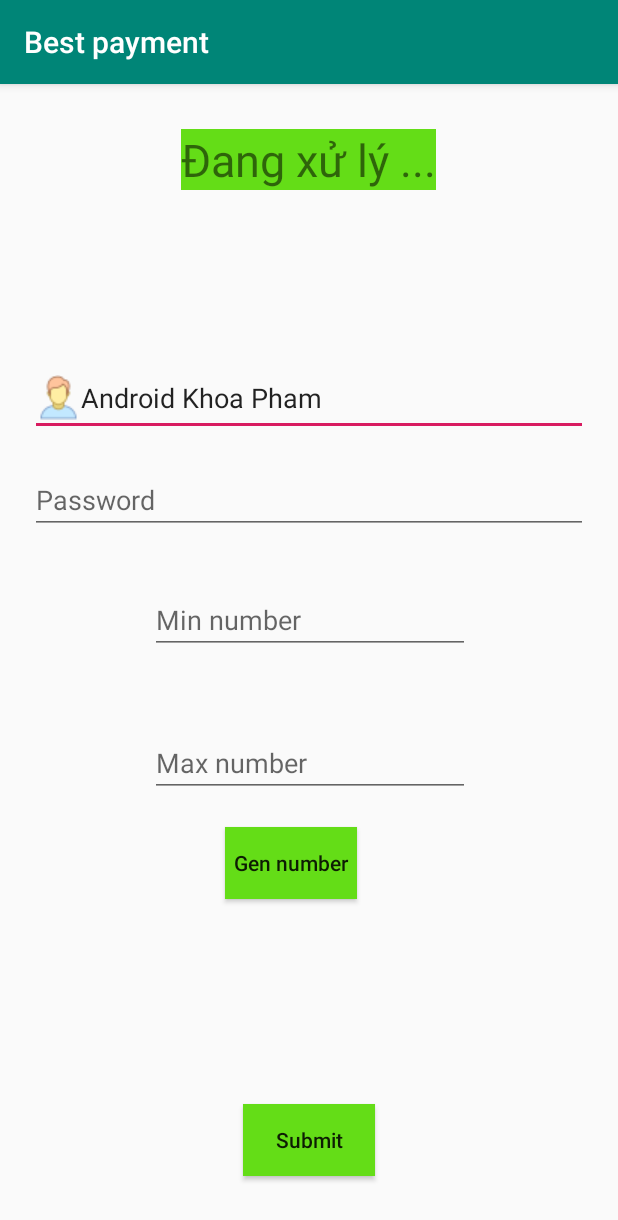
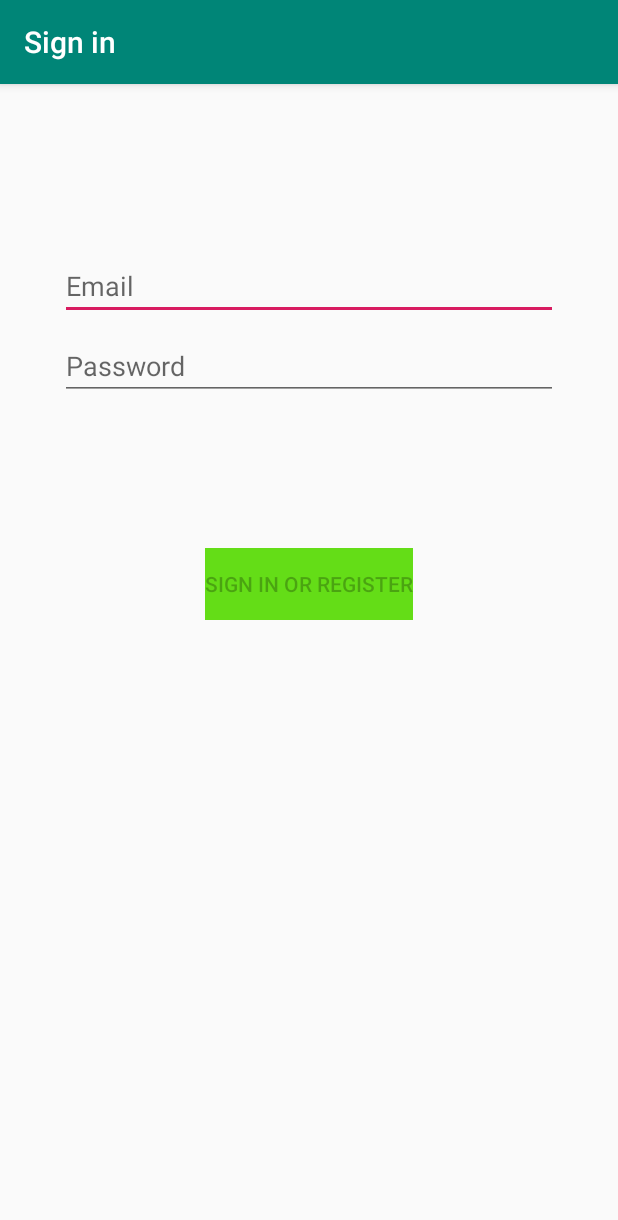
Before and after one commit to phongvt3110/EPayment-java-android, an Android app: the screen it shows after launch (MainActivity before the commit, LoginActivity after it), after a tap on "Submit", on a phone screen of 412 x 824 dp. Shown: the top 1220 px of the screen. Run offline under Robolectric (Android 15) with nearby library versions, the phone set to English and light mode, and no system bars.

Commit message:
add login activity

```diff
--- a/app/build.gradle
+++ b/app/build.gradle
@@ -23,6 +23,9 @@ dependencies {
     implementation fileTree(dir: 'libs', include: ['*.jar'])
     implementation 'androidx.appcompat:appcompat:1.1.0'
     implementation 'androidx.constraintlayout:constraintlayout:1.1.3'
+    implementation 'com.google.android.material:material:1.0.0'
+    implementation 'androidx.annotation:annotation:1.0.2'
+    implementation 'androidx.lifecycle:lifecycle-extensions:2.0.0'
     testImplementation 'junit:junit:4.12'
     // Core library
     androidTestImplementation 'androidx.test:core:1.2.0'
--- a/app/src/main/AndroidManifest.xml
+++ b/app/src/main/AndroidManifest.xml
@@ -9,6 +9,10 @@
         android:roundIcon="@mipmap/ic_launcher_round"
         android:supportsRtl="true"
         android:theme="@style/AppTheme">
+        <activity
+            android:name=".ui.login.LoginActivity"
+            android:label="@string/title_activity_login"></activity>
+        <activity android:name=".RandomNumberActivity" />
         <activity android:name=".MainActivity">
             <intent-filter>
                 <action android:name="android.intent.action.MAIN" />
--- a/app/src/main/java/org/ici/com/MainActivity.java
+++ b/app/src/main/java/org/ici/com/MainActivity.java
@@ -2,12 +2,14 @@ package org.ici.com;
 
 import androidx.appcompat.app.AppCompatActivity;
 
+import android.content.Intent;
 import android.os.Bundle;
 import android.view.View;
 import android.widget.Button;
 import android.widget.EditText;
 import android.widget.TextView;
-import android.widget.Toast;
+
+import org.ici.com.ui.login.LoginActivity;
 
 import java.util.Random;
 
@@ -15,9 +17,7 @@ public class MainActivity extends AppCompatActivity {
     TextView txtNoidung;
     Button btnClick;
     EditText userName;
-    Button btnGen;
-    EditText minText;
-    EditText maxText;
+    Button btnRandomNumber;
     @Override
     protected void onCreate(Bundle savedInstanceState) {
         super.onCreate(savedInstanceState);
@@ -27,25 +27,14 @@ public class MainActivity extends AppCompatActivity {
             @Override
             public void onClick(View view) {
                 txtNoidung.setText("Đang xử lý ...");
+                startActivity(new Intent(MainActivity.this, LoginActivity.class));
             }
         });
-        btnGen.setOnClickListener(new View.OnClickListener() {
+        btnRandomNumber.setOnClickListener(new View.OnClickListener() {
             @Override
             public void onClick(View view) {
-                String chuoiMin = minText.getText().toString();
-                String chuoiMax = maxText.getText().toString();
-                if(chuoiMin.isEmpty() || chuoiMax.isEmpty()) {
-                    Toast.makeText(MainActivity.this, "Please enter all number needed", Toast.LENGTH_SHORT).show();
-                } else {
-                    int minNum = Integer.parseInt(chuoiMin);
-                    int maxNum = Integer.parseInt(chuoiMax);
-                    if(maxNum - minNum > 0) {
-                        String ranNum = String.valueOf(randomnum(minNum, maxNum));
-                        userName.setText(ranNum);
-                    } else {
-                        Toast.makeText(MainActivity.this, "Min number equals to max number", Toast.LENGTH_SHORT).show();
-                    }
-                }
+                Intent intent = new Intent(MainActivity.this, RandomNumberActivity.class);
+                startActivity(intent);
             }
         });
     }
@@ -53,11 +42,9 @@ public class MainActivity extends AppCompatActivity {
     private void init() {
         txtNoidung = (TextView) findViewById(R.id.txtNoidung);
         btnClick = (Button) findViewById(R.id.btnClick);
-        btnGen = findViewById(R.id.btnGen);
         userName = (EditText) findViewById(R.id.username);
-        minText = findViewById(R.id.min);
-        maxText = findViewById(R.id.max);
         userName.setText("Android Khoa Pham");
+        btnRandomNumber = findViewById(R.id.btnRandom);
     }
     private int randomnum(int min, int max){
         Random random = new Random();
--- /dev/null
+++ b/app/src/main/java/org/ici/com/data/LoginRepository.java
@@ -0,0 +1,54 @@
+package org.ici.com.data;
+
+import org.ici.com.data.model.LoggedInUser;
+
+/**
+ * Class that requests authentication and user information from the remote data source and
+ * maintains an in-memory cache of login status and user credentials information.
+ */
+public class LoginRepository {
+
+    private static volatile LoginRepository instance;
+
+    private LoginDataSource dataSource;
+
+    // If user credentials will be cached in local storage, it is recommended it be encrypted
+    // @see https://developer.android.com/training/articles/keystore
+    private LoggedInUser user = null;
+
+    // private constructor : singleton access
+    private LoginRepository(LoginDataSource dataSource) {
+        this.dataSource = dataSource;
+    }
+
+    public static LoginRepository getInstance(LoginDataSource dataSource) {
+        if (instance == null) {
+            instance = new LoginRepository(dataSource);
+        }
+        return instance;
+    }
+
+    public boolean isLoggedIn() {
+        return user != null;
+    }
+
+    public void logout() {
+        user = null;
+        dataSource.logout();
+    }
+
+    private void setLoggedInUser(LoggedInUser user) {
+        this.user = user;
+        // If user credentials will be cached in local storage, it is recommended it be encrypted
+        // @see https://developer.android.com/training/articles/keystore
+    }
+
+    public Result<LoggedInUser> login(String username, String password) {
+        // handle login
+        Result<LoggedInUser> result = dataSource.login(username, password);
+        if (result instanceof Result.Success) {
+            setLoggedInUser(((Result.Success<LoggedInUser>) result).getData());
+        }
+        return result;
+    }
+}
--- /dev/null
+++ b/app/src/main/java/org/ici/com/ui/login/LoginActivity.java
@@ -0,0 +1,133 @@
+package org.ici.com.ui.login;
+
+import android.app.Activity;
+
+import androidx.lifecycle.Observer;
+import androidx.lifecycle.ViewModelProviders;
+
+import android.content.Intent;
+import android.os.Bundle;
+
+import androidx.annotation.Nullable;
+import androidx.annotation.StringRes;
+import androidx.appcompat.app.AppCompatActivity;
+
+import android.text.Editable;
+import android.text.TextWatcher;
+import android.view.KeyEvent;
+import android.view.View;
+import android.view.inputmethod.EditorInfo;
+import android.widget.Button;
+import android.widget.EditText;
+import android.widget.ProgressBar;
+import android.widget.TextView;
+import android.widget.Toast;
+
+import org.ici.com.MainActivity;
+import org.ici.com.R;
+import org.ici.com.ui.login.LoginViewModel;
+import org.ici.com.ui.login.LoginViewModelFactory;
+
+public class LoginActivity extends AppCompatActivity {
+
+    private LoginViewModel loginViewModel;
+
+    @Override
+    public void onCreate(Bundle savedInstanceState) {
+        super.onCreate(savedInstanceState);
+        setContentView(R.layout.activity_login);
+        loginViewModel = ViewModelProviders.of(this, new LoginViewModelFactory())
+                .get(LoginViewModel.class);
+
+        final EditText usernameEditText = findViewById(R.id.username);
+        final EditText passwordEditText = findViewById(R.id.password);
+        final Button loginButton = findViewById(R.id.login);
+        final ProgressBar loadingProgressBar = findViewById(R.id.loading);
+
+        loginViewModel.getLoginFormState().observe(this, new Observer<LoginFormState>() {
+            @Override
+            public void onChanged(@Nullable LoginFormState loginFormState) {
+                if (loginFormState == null) {
+                    return;
+                }
+                loginButton.setEnabled(loginFormState.isDataValid());
+                if (loginFormState.getUsernameError() != null) {
+                    usernameEditText.setError(getString(loginFormState.getUsernameError()));
+                }
+                if (loginFormState.getPasswordError() != null) {
+                    passwordEditText.setError(getString(loginFormState.getPasswordError()));
+                }
+            }
+        });
+
+        loginViewModel.getLoginResult().observe(this, new Observer<LoginResult>() {
+            @Override
+            public void onChanged(@Nullable LoginResult loginResult) {
+                if (loginResult == null) {
+                    return;
+                }
+                loadingProgressBar.setVisibility(View.GONE);
+                if (loginResult.getError() != null) {
+                    showLoginFailed(loginResult.getError());
+                }
+                if (loginResult.getSuccess() != null) {
+                    updateUiWithUser(loginResult.getSuccess());
+                }
+                setResult(Activity.RESULT_OK);
+
+                //Complete and destroy login activity once successful
+                finish();
+            }
+        });
+
+        TextWatcher afterTextChangedListener = new TextWatcher() {
+            @Override
+            public void beforeTextChanged(CharSequence s, int start, int count, int after) {
+                // ignore
+            }
+
+            @Override
+            public void onTextChanged(CharSequence s, int start, int before, int count) {
+                // ignore
+            }
+
+            @Override
+            public void afterTextChanged(Editable s) {
+                loginViewModel.loginDataChanged(usernameEditText.getText().toString(),
+                        passwordEditText.getText().toString());
+            }
+        };
+        usernameEditText.addTextChangedListener(afterTextChangedListener);
+        passwordEditText.addTextChangedListener(afterTextChangedListener);
+        passwordEditText.setOnEditorActionListener(new TextView.OnEditorActionListener() {
+
+            @Override
+            public boolean onEditorAction(TextView v, int actionId, KeyEvent event) {
+                if (actionId == EditorInfo.IME_ACTION_DONE) {
+                    loginViewModel.login(usernameEditText.getText().toString(),
+                            passwordEditText.getText().toString());
+                }
+                return false;
+            }
+        });
+
+        loginButton.setOnClickListener(new View.OnClickListener() {
+            @Override
+            public void onClick(View v) {
+                loadingProgressBar.setVisibility(View.VISIBLE);
+                loginViewModel.login(usernameEditText.getText().toString(),
+                        passwordEditText.getText().toString());
+            }
+        });
+    }
+
+    private void updateUiWithUser(LoggedInUserView model) {
+        String welcome = getString(R.string.welcome) + model.getDisplayName();
+        // TODO : initiate successful logged in experience
+        Toast.makeText(getApplicationContext(), welcome, Toast.LENGTH_LONG).show();
+    }
+
+    private void showLoginFailed(@StringRes Integer errorString) {
+        Toast.makeText(getApplicationContext(), errorString, Toast.LENGTH_SHORT).show();
+    }
+}
--- /dev/null
+++ b/app/src/main/java/org/ici/com/ui/login/LoginViewModel.java
@@ -0,0 +1,70 @@
+package org.ici.com.ui.login;
+
+import androidx.lifecycle.LiveData;
+import androidx.lifecycle.MutableLiveData;
+import androidx.lifecycle.ViewModel;
+
+import android.util.Patterns;
+
+import org.ici.com.data.LoginRepository;
+import org.ici.com.data.Result;
+import org.ici.com.data.model.LoggedInUser;
+import org.ici.com.R;
+
+public class LoginViewModel extends ViewModel {
+
+    private MutableLiveData<LoginFormState> loginFormState = new MutableLiveData<>();
+    private MutableLiveData<LoginResult> loginResult = new MutableLiveData<>();
+    private LoginRepository loginRepository;
+
+    LoginViewModel(LoginRepository loginRepository) {
+        this.loginRepository = loginRepository;
+    }
+
+    LiveData<LoginFormState> getLoginFormState() {
+        return loginFormState;
+    }
+
+    LiveData<LoginResult> getLoginResult() {
+        return loginResult;
+    }
+
+    public void login(String username, String password) {
+        // can be launched in a separate asynchronous job
+        Result<LoggedInUser> result = loginRepository.login(username, password);
+
+        if (result instanceof Result.Success) {
+            LoggedInUser data = ((Result.Success<LoggedInUser>) result).getData();
+            loginResult.setValue(new LoginResult(new LoggedInUserView(data.getDisplayName())));
+        } else {
+            loginResult.setValue(new LoginResult(R.string.login_failed));
+        }
+    }
+
+    public void loginDataChanged(String username, String password) {
+        if (!isUserNameValid(username)) {
+            loginFormState.setValue(new LoginFormState(R.string.invalid_username, null));
+        } else if (!isPasswordValid(password)) {
+            loginFormState.setValue(new LoginFormState(null, R.string.invalid_password));
+        } else {
+            loginFormState.setValue(new LoginFormState(true));
+        }
+    }
+
+    // A placeholder username validation check
+    private boolean isUserNameValid(String username) {
+        if (username == null) {
+            return false;
+        }
+        if (username.contains("@")) {
+            return Patterns.EMAIL_ADDRESS.matcher(username).matches();
+        } else {
+            return !username.trim().isEmpty();
+        }
+    }
+
+    // A placeholder password validation check
+    private boolean isPasswordValid(String password) {
+        return password != null && password.trim().length() > 5;
+    }
+}
--- /dev/null
+++ b/app/src/main/java/org/ici/com/ui/login/LoginViewModelFactory.java
@@ -0,0 +1,26 @@
+package org.ici.com.ui.login;
+
+import androidx.lifecycle.ViewModel;
+import androidx.lifecycle.ViewModelProvider;
+import androidx.annotation.NonNull;
+
+import org.ici.com.data.LoginDataSource;
+import org.ici.com.data.LoginRepository;
+
+/**
+ * ViewModel provider factory to instantiate LoginViewModel.
+ * Required given LoginViewModel has a non-empty constructor
+ */
+public class LoginViewModelFactory implements ViewModelProvider.Factory {
+
+    @NonNull
+    @Override
+    @SuppressWarnings("unchecked")
+    public <T extends ViewModel> T create(@NonNull Class<T> modelClass) {
+        if (modelClass.isAssignableFrom(LoginViewModel.class)) {
+            return (T) new LoginViewModel(LoginRepository.getInstance(new LoginDataSource()));
+        } else {
+            throw new IllegalArgumentException("Unknown ViewModel class");
+        }
+    }
+}
--- /dev/null
+++ b/app/src/main/res/layout/activity_login.xml
@@ -0,0 +1,79 @@
+<?xml version="1.0" encoding="utf-8"?>
+<androidx.constraintlayout.widget.ConstraintLayout xmlns:android="http://schemas.android.com/apk/res/android"
+    xmlns:app="http://schemas.android.com/apk/res-auto"
+    xmlns:tools="http://schemas.android.com/tools"
+    android:id="@+id/container"
+    android:layout_width="match_parent"
+    android:layout_height="match_parent"
+    android:paddingLeft="@dimen/activity_horizontal_margin"
+    android:paddingTop="@dimen/activity_vertical_margin"
+    android:paddingRight="@dimen/activity_horizontal_margin"
+    android:paddingBottom="@dimen/activity_vertical_margin"
+    tools:context=".ui.login.LoginActivity">
+
+    <EditText
+        android:id="@+id/username"
+        android:layout_width="0dp"
+        android:layout_height="wrap_content"
+        android:layout_marginStart="24dp"
+        android:layout_marginTop="96dp"
+        android:layout_marginEnd="24dp"
+        android:autofillHints="@string/prompt_email"
+        android:hint="@string/prompt_email"
+        android:inputType="textEmailAddress"
+        android:selectAllOnFocus="true"
+        app:layout_constraintEnd_toEndOf="parent"
+        app:layout_constraintStart_toStartOf="parent"
+        app:layout_constraintTop_toTopOf="parent" />
+
+    <EditText
+        android:id="@+id/password"
+        android:layout_width="0dp"
+        android:layout_height="wrap_content"
+        android:layout_marginStart="24dp"
+        android:layout_marginTop="8dp"
+        android:layout_marginEnd="24dp"
+        android:autofillHints="@string/prompt_password"
+        android:hint="@string/prompt_password"
+        android:imeActionLabel="@string/action_sign_in_short"
+        android:imeOptions="actionDone"
+        android:inputType="textPassword"
+        android:selectAllOnFocus="true"
+        app:layout_constraintEnd_toEndOf="parent"
+        app:layout_constraintStart_toStartOf="parent"
+        app:layout_constraintTop_toBottomOf="@+id/username" />
+
+    <Button
+        android:id="@+id/login"
+        android:layout_width="wrap_content"
+        android:layout_height="wrap_content"
+        android:layout_gravity="start"
+        android:layout_marginStart="48dp"
+        android:layout_marginTop="16dp"
+        android:layout_marginEnd="48dp"
+        android:layout_marginBottom="64dp"
+        android:enabled="false"
+        android:text="@string/action_sign_in"
+        app:layout_constraintBottom_toBottomOf="parent"
+        app:layout_constraintEnd_toEndOf="parent"
+        app:layout_constraintStart_toStartOf="parent"
+        app:layout_constraintTop_toBottomOf="@+id/password"
+        app:layout_constraintVertical_bias="0.2"
+        android:background="#64DD17"/>
+
+    <ProgressBar
+        android:id="@+id/loading"
+        android:layout_width="wrap_content"
+        android:layout_height="wrap_content"
+        android:layout_gravity="center"
+        android:layout_marginStart="32dp"
+        android:layout_marginTop="64dp"
+        android:layout_marginEnd="32dp"
+        android:layout_marginBottom="64dp"
+        android:visibility="gone"
+        app:layout_constraintBottom_toBottomOf="parent"
+        app:layout_constraintEnd_toEndOf="@+id/password"
+        app:layout_constraintStart_toStartOf="@+id/password"
+        app:layout_constraintTop_toTopOf="parent"
+        app:layout_constraintVertical_bias="0.3" />
+</androidx.constraintlayout.widget.ConstraintLayout>
--- a/app/src/main/res/layout/activity_main.xml
+++ b/app/src/main/res/layout/activity_main.xml
@@ -40,39 +40,6 @@
         android:inputType="textPersonName" />
 
     <EditText
-        android:id="@+id/min"
-        android:layout_width="wrap_content"
-        android:layout_height="wrap_content"
-        android:layout_below="@id/username"
-        android:layout_marginLeft="100dp"
-        android:layout_marginTop="100dp"
-        android:ems="10"
-        android:inputType="number"
-        android:hint="Min number"/>
-
-    <EditText
-        android:id="@+id/max"
-        android:layout_width="wrap_content"
-        android:layout_height="wrap_content"
-        android:ems="10"
-        android:inputType="number"
-        android:layout_below="@id/min"
-        android:layout_marginLeft="100dp"
-        android:layout_marginTop="50dp"
-        android:hint="Max number"/>
-
-    <Button
-        android:id="@+id/btnGen"
-        android:layout_width="wrap_content"
-        android:layout_height="wrap_content"
-        android:layout_below="@id/max"
-        android:layout_marginLeft="150dp"
-        android:layout_marginTop="20dp"
-        android:background="#64DD17"
-        android:text="Gen number"
-        android:textAllCaps="false" />
-
-    <EditText
         android:id="@+id/password"
         android:layout_width="wrap_content"
         android:layout_height="wrap_content"
@@ -86,4 +53,13 @@
         android:ems="10"
         android:inputType="textPassword"
         android:hint="Password"/>
+
+    <Button
+        android:id="@+id/btnRandom"
+        android:layout_width="wrap_content"
+        android:layout_height="wrap_content"
+        android:layout_above="@id/btnClick"
+        android:layout_marginBottom="20dp"
+        android:text="RandomNumber"
+        android:layout_centerHorizontal="true"/>
 </RelativeLayout>
--- /dev/null
+++ b/app/src/main/res/values/dimens.xml
@@ -0,0 +1,5 @@
+<resources>
+    <!-- Default screen margins, per the Android Design guidelines. -->
+    <dimen name="activity_horizontal_margin">16dp</dimen>
+    <dimen name="activity_vertical_margin">16dp</dimen>
+</resources>
--- a/app/src/main/res/values/strings.xml
+++ b/app/src/main/res/values/strings.xml
@@ -3,4 +3,13 @@
     <string name="textview">User name</string>
     <string name="editText">User name</string>
     <string name="btn">Submit</string>
+    <string name="title_activity_login">Sign in</string>
+    <string name="prompt_email">Email</string>
+    <string name="prompt_password">Password</string>
+    <string name="action_sign_in">Sign in or register</string>
+    <string name="action_sign_in_short">Sign in</string>
+    <string name="welcome">"Welcome !"</string>
+    <string name="invalid_username">Not a valid username</string>
+    <string name="invalid_password">Password must be >5 characters</string>
+    <string name="login_failed">"Login failed"</string>
 </resources>
```
Also changed, not shown: app/src/main/java/org/ici/com/RandomNumberActivity.java (added, +58 -0 lines), app/src/main/java/org/ici/com/data/LoginDataSource.java (added, +29 -0 lines), app/src/main/java/org/ici/com/data/Result.java (added, +48 -0 lines), app/src/main/java/org/ici/com/data/model/LoggedInUser.java (added, +23 -0 lines), app/src/main/java/org/ici/com/ui/login/LoggedInUserView.java (added, +17 -0 lines), app/src/main/java/org/ici/com/ui/login/LoginFormState.java (added, +40 -0 lines), app/src/main/java/org/ici/com/ui/login/LoginResult.java (added, +31 -0 lines), app/src/main/res/layout/activity_random_number.xml (added, +47 -0 lines).
